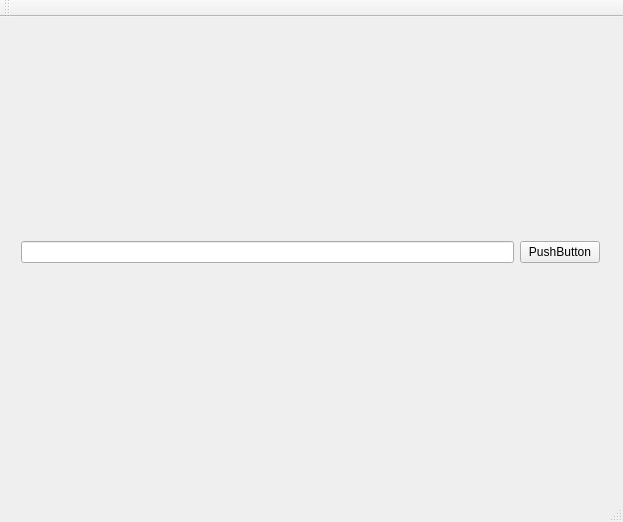
Above: mainwindow.ui from hungjie/webview before the change. Below: the same form after it.
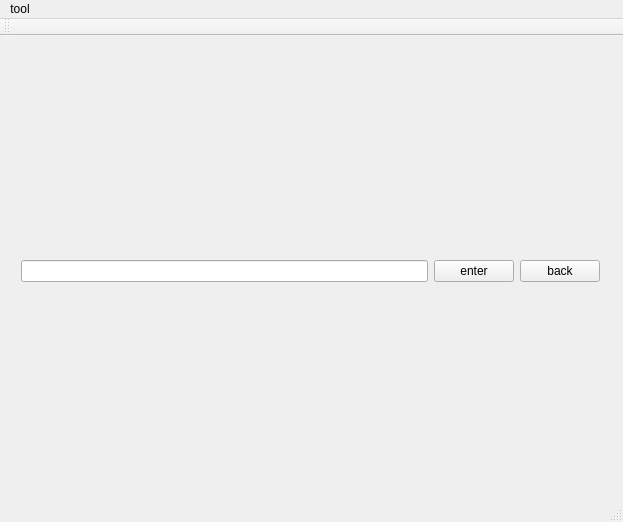
That is the form after the change.

What changed in the file:
```diff
--- a/mainwindow.ui
+++ b/mainwindow.ui
@@ -25,7 +25,7 @@
     </property>
     <layout class="QVBoxLayout" name="verticalLayout">
      <item>
-      <layout class="QHBoxLayout" stretch="0,0">
+      <layout class="QHBoxLayout" stretch="0,0,0">
        <property name="spacing">
         <number>6</number>
        </property>
@@ -38,7 +38,14 @@
        <item>
         <widget class="QPushButton" name="pushButton">
          <property name="text">
-          <string>PushButton</string>
+          <string>enter</string>
+         </property>
+        </widget>
+       </item>
+       <item>
+        <widget class="QPushButton" name="pushButton_2">
+         <property name="text">
+          <string>back</string>
          </property>
         </widget>
        </item>
@@ -56,6 +63,13 @@
      <height>23</height>
     </rect>
    </property>
+   <widget class="QMenu" name="menuTool">
+    <property name="title">
+     <string>tool</string>
+    </property>
+    <addaction name="actionHighlight_links"/>
+   </widget>
+   <addaction name="menuTool"/>
   </widget>
   <widget class="QToolBar" name="mainToolBar">
    <attribute name="toolBarArea">
```
Left out of the diff: 5 changed lines with no effect on the pictures.
